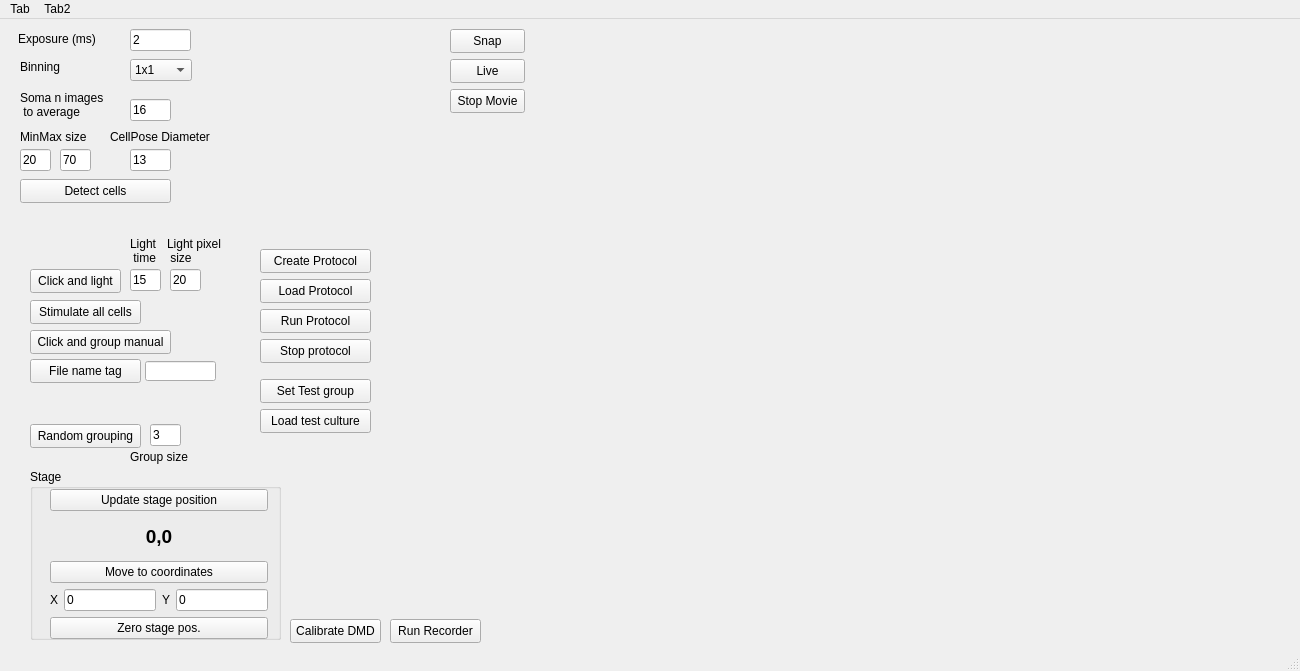
First picture: the form in MainGUI/form.ui, repository Katzyon/QT_QUI, before the edit.
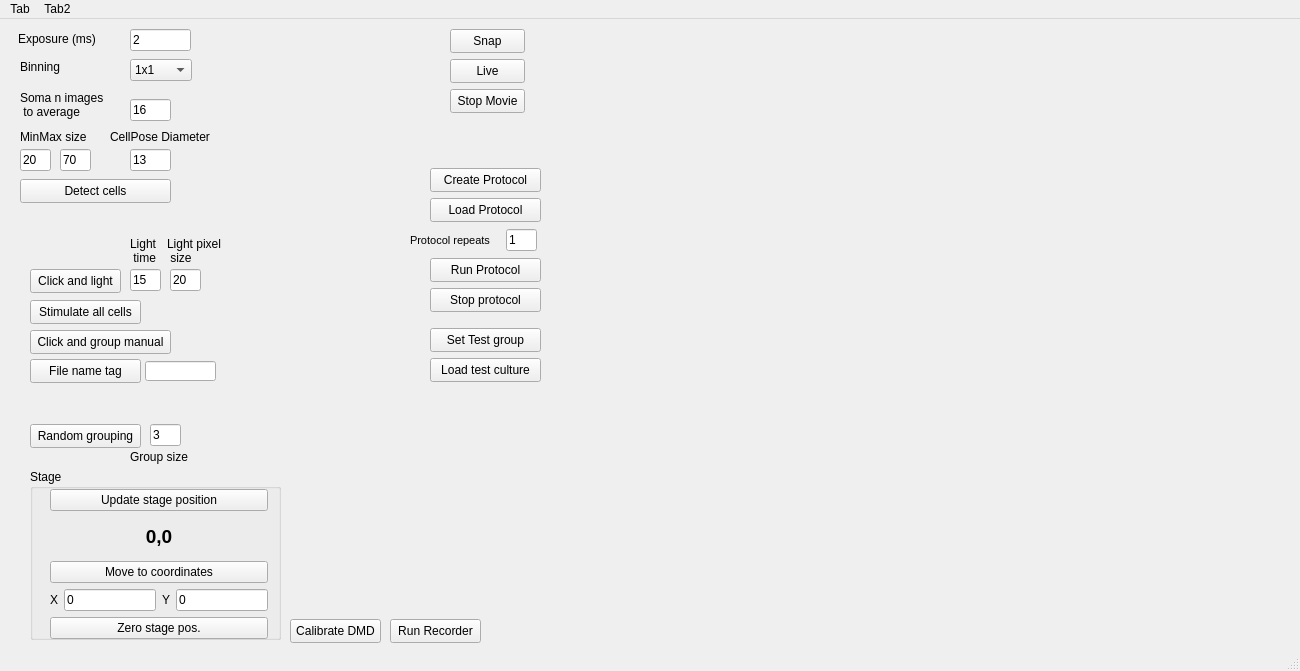
Second picture: the form after the edit. Custom widgets are drawn as their Qt base class.

Commit message: Clean repo: ignore caches, user files, and generated protocol outputs

```diff
--- a/MainGUI/form.ui
+++ b/MainGUI/form.ui
@@ -339,8 +339,8 @@
    <widget class="QPushButton" name="createProtocol">
     <property name="geometry">
      <rect>
-      <x>260</x>
-      <y>230</y>
+      <x>430</x>
+      <y>149</y>
       <width>111</width>
       <height>24</height>
      </rect>
@@ -352,8 +352,8 @@
    <widget class="QPushButton" name="loadProtocol">
     <property name="geometry">
      <rect>
-      <x>260</x>
-      <y>260</y>
+      <x>430</x>
+      <y>179</y>
       <width>111</width>
       <height>24</height>
      </rect>
@@ -365,8 +365,8 @@
    <widget class="QPushButton" name="runProtocol">
     <property name="geometry">
      <rect>
-      <x>260</x>
-      <y>290</y>
+      <x>430</x>
+      <y>239</y>
       <width>111</width>
       <height>24</height>
      </rect>
@@ -378,8 +378,8 @@
    <widget class="QPushButton" name="loadTest">
     <property name="geometry">
      <rect>
-      <x>260</x>
-      <y>390</y>
+      <x>430</x>
+      <y>339</y>
       <width>111</width>
       <height>24</height>
      </rect>
@@ -391,8 +391,8 @@
    <widget class="QPushButton" name="stopProtocol">
     <property name="geometry">
      <rect>
-      <x>260</x>
-      <y>320</y>
+      <x>430</x>
+      <y>269</y>
       <width>111</width>
       <height>24</height>
      </rect>
@@ -404,8 +404,8 @@
    <widget class="QPushButton" name="testGroup">
     <property name="geometry">
      <rect>
-      <x>260</x>
-      <y>360</y>
+      <x>430</x>
+      <y>309</y>
       <width>111</width>
       <height>24</height>
      </rect>
@@ -636,6 +636,41 @@
      <string>File name tag</string>
     </property>
    </widget>
+   <widget class="QLabel" name="ncells_2">
+    <property name="geometry">
+     <rect>
+      <x>410</x>
+      <y>213</y>
+      <width>91</width>
+      <height>16</height>
+     </rect>
+    </property>
+    <property name="font">
+     <font>
+      <pointsize>8</pointsize>
+      <fontweight>DemiBold</fontweight>
+     </font>
+    </property>
+    <property name="text">
+     <string>Protocol repeats</string>
+    </property>
+   </widget>
+   <widget class="QLineEdit" name="protocol_repeats">
+    <property name="geometry">
+     <rect>
+      <x>506</x>
+      <y>210</y>
+      <width>31</width>
+      <height>22</height>
+     </rect>
+    </property>
+    <property name="toolTip">
+     <string extracomment="number of images to average before soma detection"/>
+    </property>
+    <property name="text">
+     <string>1</string>
+    </property>
+   </widget>
   </widget>
   <widget class="QMenuBar" name="menubar">
    <property name="geometry">
```
The commit also changes 102 other files.
